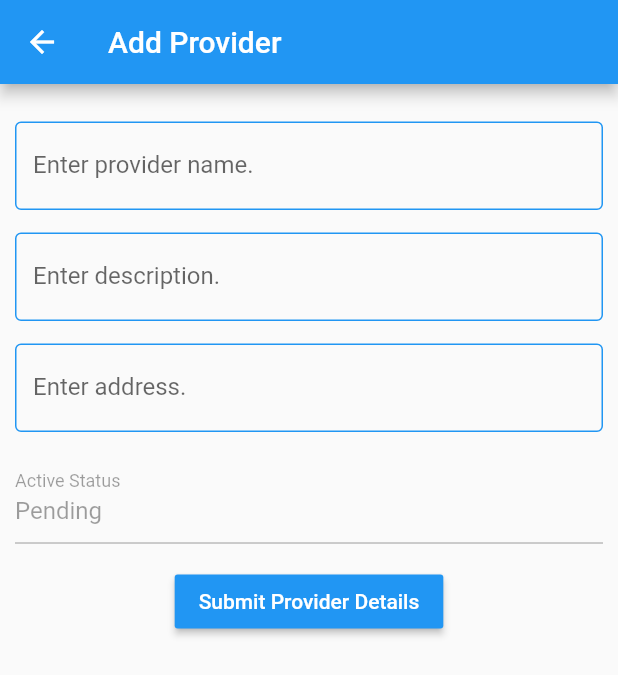
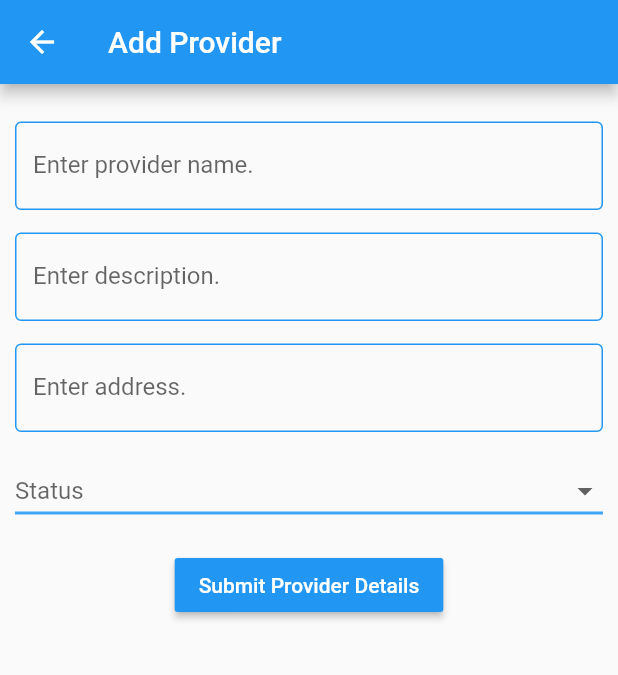
Before and after one commit to gabrieltaiwo/prozone, a Flutter app: the AddProvidersScreen screen opened directly, on a phone screen of 412 x 824 dp. Shown: the top 675 px of the screen. Run offline on Flutter 3.47's test engine with Material 2 defaults, Android fonts, the phone set to English and light mode, and no system bars; our stand-ins replace image_picker; network calls fail.

```diff
--- a/lib/screens/add_providers_screen.dart
+++ b/lib/screens/add_providers_screen.dart
@@ -32,10 +32,12 @@ class _AddProvidersScreenState extends State<AddProvidersScreen> {
 
   String _providerId;
 
+  String _activeStatus;
+
   @override
   void initState() {
     provider = model.Providers();
-    provider.activeStatus = statusController.text = "Pending";
+    // provider.activeStatus = statusController.text = "Pending";
     super.initState();
   }
 
@@ -55,8 +57,6 @@ class _AddProvidersScreenState extends State<AddProvidersScreen> {
       ),
     );
   }
-
-  String dropdownValue = 'Status';
 
   Widget _buildProviderForm(BuildContext context) {
     return SingleChildScrollView(
@@ -81,12 +81,6 @@ class _AddProvidersScreenState extends State<AddProvidersScreen> {
                 ),
                 onSaved: _setProviderName,
                 validator: _validator,
-                // validator: (value) {
-                //   if (value.isEmpty) {
-                //     return 'Please enter some text';
-                //   }
-                //   return null;
-                // },
                 keyboardType: TextInputType.text,
               ),
               SizedBox(height: 15),
@@ -122,46 +116,40 @@ class _AddProvidersScreenState extends State<AddProvidersScreen> {
                 keyboardType: TextInputType.streetAddress,
               ),
               SizedBox(height: 15),
-              // DropdownButton<String>(
-              //   value: dropdownValue,
-              //   icon: Icon(Icons.arrow_downward),
-              //   iconSize: 24,
-              //   elevation: 16,
-              //   style: TextStyle(color: Colors.deepPurple),
-              //   underline: Container(
-              //     height: 2,
-              //     color: Colors.deepPurpleAccent,
+              DropdownButton<String>(
+                hint: Text("Status"),
+                isExpanded: true,
+                value: _activeStatus,
+                iconSize: 24,
+                elevation: 16,
+                underline: Container(
+                  height: 2,
+                  color: Colors.blue[400],
+                ),
+                onChanged: _setActiveStatus,
+                items: <String>['Pending', 'Active', 'Inactive']
+                    .map<DropdownMenuItem<String>>((String value) {
+                  return DropdownMenuItem<String>(
+                    value: value,
+                    child: Text(value),
+                  );
+                }).toList(),
+              ),
+              // TextFormField(
+              //   enabled: false,
+              //   controller: statusController,
+              //   decoration: InputDecoration(
+              //     labelText: 'Active Status',
+              //     enabledBorder: OutlineInputBorder(
+              //       borderRadius: BorderRadius.all(
+              //         Radius.circular(4.0),
+              //       ),
+              //       borderSide: BorderSide(color: Colors.blue, style: BorderStyle.solid),
+              //     ),
               //   ),
-              //   onChanged: (String newValue) {
-              //     setState(() {
-              //       dropdownValue = newValue;
-              //     });
-              //   },
-              //   items: <String>['Status', 'Pending', 'Active', 'Inactive']
-              //       .map<DropdownMenuItem<String>>((String value) {
-              //     return DropdownMenuItem<String>(
-              //       value: value,
-              //       child: Text(value),
-              //     );
-              //   }).toList(),
-              //),
-              TextFormField(
-                enabled: false,
-                controller: statusController,
-                decoration: InputDecoration(
-                  labelText: 'Active Status',
-                  enabledBorder: OutlineInputBorder(
-                    borderRadius: BorderRadius.all(
-                      Radius.circular(4.0),
-                    ),
-                    borderSide: BorderSide(
-                        color: Colors.blue, style: BorderStyle.solid),
-                  ),
-                ),
-                onSaved: _setActiveStatus,
-                validator: _validator,
-                keyboardType: TextInputType.streetAddress,
-              ),
+              //   onSaved: _setActiveStatus,
+              //   keyboardType: TextInputType.streetAddress,
+              // ),
               SizedBox(height: 15),
               Center(
                 child: _loading == false
@@ -219,18 +207,12 @@ class _AddProvidersScreenState extends State<AddProvidersScreen> {
                         "Submit Provider Image",
                         style: TextStyle(color: Colors.white),
                       ),
-                      onPressed: _uploadImage)
+                      onPressed: _uploadImage,
+                    )
                   : Center(child: CircularProgressIndicator())),
         ],
       ),
     );
-  }
-
-  String _validator(value) {
-    if (value.isEmpty) {
-      return 'Please enter provider details';
-    }
-    return null;
   }
 
   _setProviderName(String providerName) {
@@ -245,24 +227,31 @@ class _AddProvidersScreenState extends State<AddProvidersScreen> {
     provider.address = providerAddress;
   }
 
-  _setActiveStatus(_) {
-    provider.activeStatus = statusController.text;
+  void _setActiveStatus(String status) {
+    setState(() {
+      _activeStatus = status;
+      provider.activeStatus = status;
+    });
+  }
+
+  String _validator(value) {
+    if (value.isEmpty) {
+      return 'Please enter provider details';
+    }
+    return null;
   }
 
   void _saveProvider() async {
     setState(() => _loading = true);
-    // model.Providers response =
+
     Map<String, dynamic> response =
         await networkService.setProvidersData(provider.toJson());
-    print(response);
-
     if (response["success"] = true) {
       _providerId = response["data"]["id"].toString();
       showSnackBar(context, "Provider Details Saved");
     } else {
       showSnackBar(context, response["data"]);
     }
-    print(response);
     setState(() {
       _loading = false;
       _step = 2;
```
